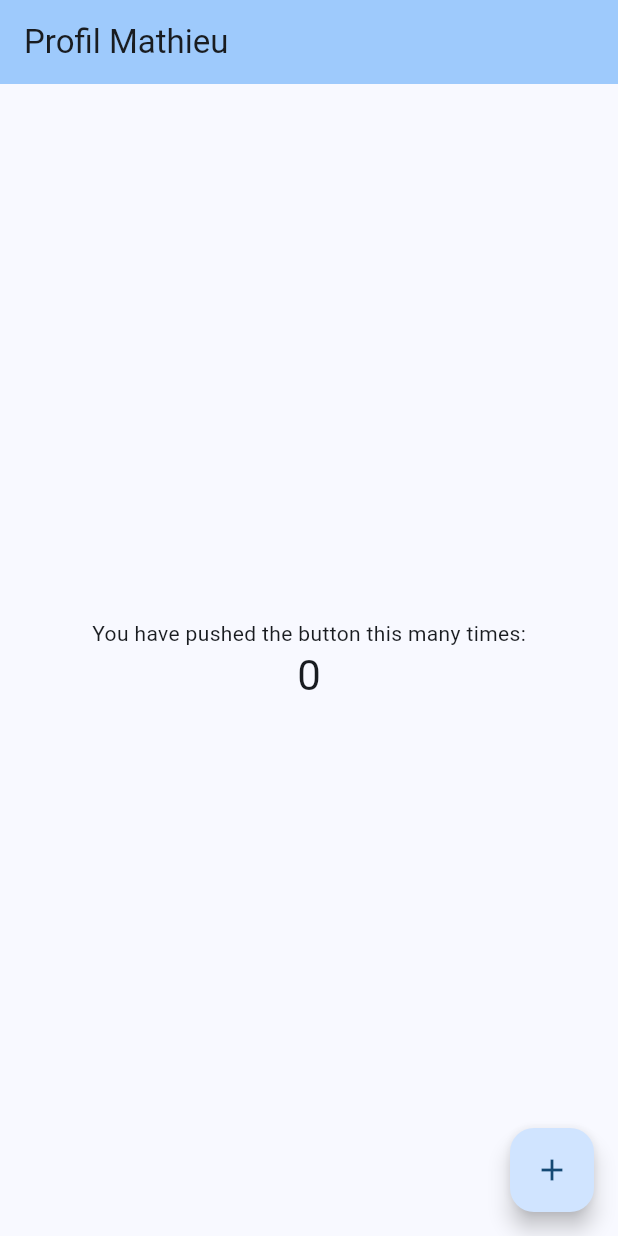
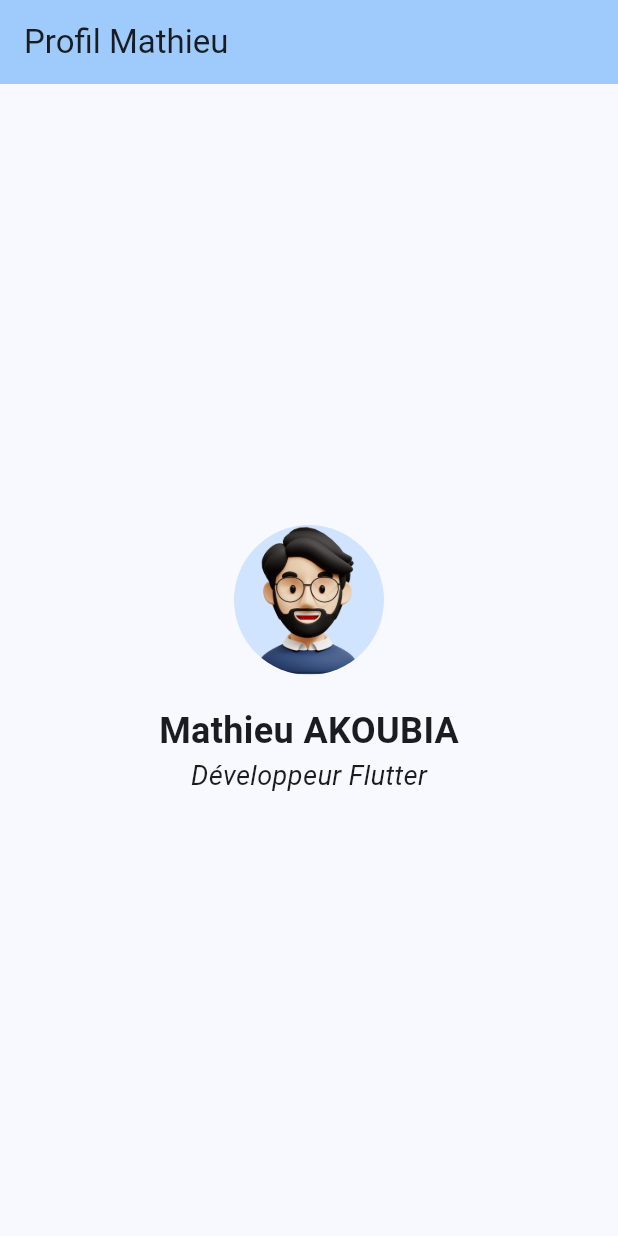
Before and after one commit to Mathieuakoubia/tp_flutter_profil, a Flutter app: the screen it shows after launch, on a phone screen of 412 x 824 dp. Run offline on Flutter 3.47's test engine with Material 3 defaults, Android fonts, the phone set to English and light mode, and no system bars.

```diff
--- a/lib/screens/home_page.dart
+++ b/lib/screens/home_page.dart
@@ -1,50 +1,44 @@
 
 import 'package:flutter/material.dart';
 
-class MyHomePage extends StatefulWidget {
+class MyHomePage extends StatelessWidget {
   const MyHomePage({super.key, required this.title});
 
   final String title;
-
-  @override
-  State<MyHomePage> createState() => _MyHomePageState();
-}
-
-class _MyHomePageState extends State<MyHomePage> {
-  int _counter = 0;
-
-  void _incrementCounter() {
-    setState(() {
-      _counter++;
-    });
-  }
 
   @override
   Widget build(BuildContext context) {
     return Scaffold(
       appBar: AppBar(
         backgroundColor: Theme.of(context).colorScheme.inversePrimary,
-        title: Text(widget.title),
+        title: Text(title),
       ),
       body: Center(
         child: Column(
           mainAxisAlignment: MainAxisAlignment.center,
           children: <Widget>[
+            const CircleAvatar(
+              radius: 50,
+              backgroundImage: AssetImage('assets/images/avatar_profil.png'),
+            ),
+            const SizedBox(height: 20),
             const Text(
-              'You have pushed the button this many times:',
+              'Mathieu AKOUBIA',
+              style: TextStyle(
+                fontSize: 24,
+                fontWeight: FontWeight.bold,
+              ),
             ),
-            Text(
-              '$_counter',
-              style: Theme.of(context).textTheme.headlineMedium,
+            const Text(
+              'Développeur Flutter',
+              style: TextStyle(
+                fontSize: 18,
+                fontStyle: FontStyle.italic,
+              ),
             ),
           ],
         ),
       ),
-      floatingActionButton: FloatingActionButton(
-        onPressed: _incrementCounter,
-        tooltip: 'Increment',
-        child: const Icon(Icons.add),
-      ),
     );
   }
 }
```
